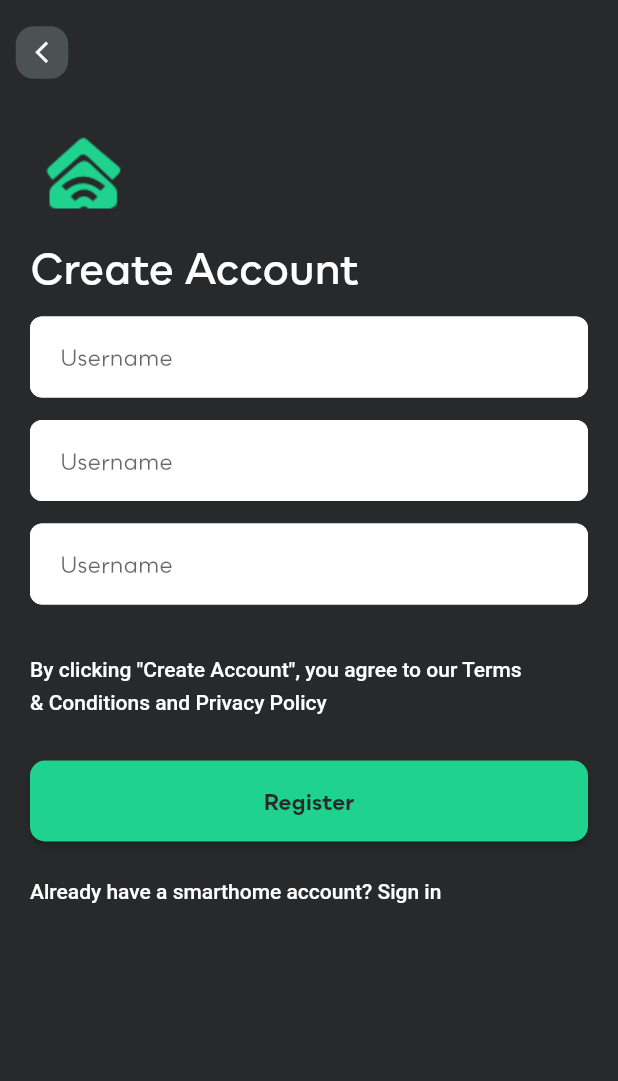
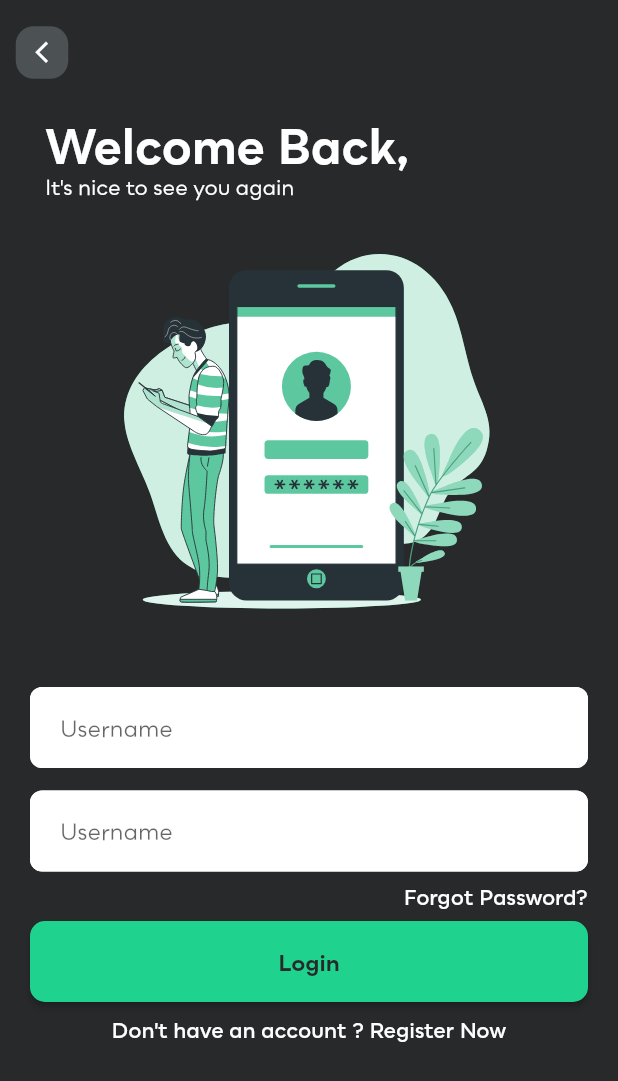
Before and after one commit to akram-mohammad/smart-home, a Flutter app: the screen it shows after launch, after a tap on "Login", on a phone screen of 412 x 824 dp. Shown: the top 1081 px of the screen. Run offline on Flutter 3.47's test engine with Material 2 defaults, Android fonts, the phone set to English and light mode, and no system bars; our stand-ins replace firebase_core, flutter_svg; accounts and stored records are empty; Roboto replaces fonts that are missing (Hind).

Commit message:
login page added

```diff
--- a/lib/main.dart
+++ b/lib/main.dart
@@ -36,7 +36,7 @@ class MyApp extends StatelessWidget {
           headline2: TextStyle(
               fontSize: 36.0, fontWeight: FontWeight.w700, color: Colors.white),
           headline3: TextStyle(
-              fontSize: 28.0, fontWeight: FontWeight.w600, color: Colors.white),
+              fontSize: 32.0, fontWeight: FontWeight.w700, color: Colors.white),
           headline4: TextStyle(
               fontSize: 72.0, fontWeight: FontWeight.w700, color: Colors.white),
           headline5: TextStyle(
--- a/lib/ui/screens/authentication/sign_in.dart
+++ b/lib/ui/screens/authentication/sign_in.dart
@@ -0,0 +1,85 @@
+import 'package:flutter/material.dart';
+import 'package:flutter_svg/flutter_svg.dart';
+import 'package:smart_home/ui/widgets/empty_appbar.dart';
+import 'package:smart_home/ui/widgets/regular_elevated_button.dart';
+import 'package:smart_home/ui/widgets/regular_text_field.dart';
+
+class LoginPage extends StatelessWidget {
+  const LoginPage({Key? key}) : super(key: key);
+
+  @override
+  Widget build(BuildContext context) {
+    Size mediaQuery = MediaQuery.of(context).size;
+    return Scaffold(
+      backgroundColor: Theme.of(context).primaryColor,
+      appBar: EmptyAppbar(),
+      body: Padding(
+        padding: const EdgeInsets.symmetric(horizontal: 20.0),
+        child: SingleChildScrollView(
+          child: Column(
+            crossAxisAlignment: CrossAxisAlignment.start,
+            children: [
+              Padding(
+                padding: const EdgeInsets.only(top: 8.0, left: 10.0),
+                child: Column(
+                  crossAxisAlignment: CrossAxisAlignment.start,
+                  children: [
+                    Text(
+                      'Welcome Back,',
+                      style: Theme.of(context).textTheme.headline3,
+                    ),
+                    Text(
+                      'It\'s nice to see you again',
+                      style: Theme.of(context).textTheme.headline6,
+                    ),
+                  ],
+                ),
+              ),
+              SizedBox(
+                height: 10.0,
+              ),
+              Center(
+                child: SvgPicture.asset(
+                  'assets/imgs/login2.svg',
+                  width: 300.0,
+                  height: 300.0,
+                ),
+              ),
+              SizedBox(
+                height: 15.0,
+              ),
+              RegularTextField(),
+              SizedBox(
+                height: 15.0,
+              ),
+              RegularTextField(),
+              Padding(
+                padding: const EdgeInsets.symmetric(vertical: 8.0),
+                child: SizedBox(
+                  width: mediaQuery.width,
+                  child: Text(
+                    'Forgot Password?',
+                    textAlign: TextAlign.end,
+                    style: TextStyle(
+                        fontWeight: FontWeight.w600, fontFamily: 'Bozon'),
+                  ),
+                ),
+              ),
+              RegularElevatedButton(title: 'Login'),
+              SizedBox(
+                height: 10.0,
+              ),
+              Center(
+                child: Text(
+                  'Don\'t have an account ? Register Now',
+                  style: TextStyle(
+                      fontWeight: FontWeight.w600, fontFamily: 'Bozon'),
+                ),
+              )
+            ],
+          ),
+        ),
+      ),
+    );
+  }
+}
--- a/lib/ui/screens/authentication/sign_up.dart
+++ b/lib/ui/screens/authentication/sign_up.dart
@@ -1,5 +1,6 @@
 // import 'package:cloud_firestore/cloud_firestore.dart';
 import 'package:flutter/material.dart';
+import 'package:smart_home/ui/widgets/empty_appbar.dart';
 import 'package:smart_home/ui/widgets/regular_elevated_button.dart';
 import 'package:smart_home/ui/widgets/regular_text_field.dart';
 
@@ -13,31 +14,7 @@ class SignUpPage extends StatelessWidget {
     // CollectionReference users = FirebaseFirestore.instance.collection('tests');
     return Scaffold(
       backgroundColor: Theme.of(context).primaryColor,
-      appBar: AppBar(
-        toolbarHeight: 70,
-        elevation: 0,
-        brightness: Brightness.dark, // status bar brightness
-        backgroundColor: Theme.of(context).primaryColor,
-        leading: Stack(
-          children: [
-            Center(
-              child: Container(
-                height: 35,
-                width: 35,
-                decoration: BoxDecoration(
-                  color: Color(0xFF4C5154),
-                  borderRadius: BorderRadius.circular(12.0),
-                ),
-                child: Center(
-                    child: Icon(
-                  Icons.arrow_back_ios_outlined,
-                  size: 17,
-                )),
-              ),
-            )
-          ],
-        ),
-      ),
+      appBar: EmptyAppbar(),
       body: Padding(
         padding: const EdgeInsets.symmetric(horizontal: 20.0),
         child: Form(
@@ -70,11 +47,9 @@ class SignUpPage extends StatelessWidget {
                     style: Theme.of(context).textTheme.bodyText1,
                   ),
                 ),
-                SizedBox(
-                    width: MediaQuery.of(context).size.width,
-                    child: RegularElevatedButton(
-                      title: 'Register',
-                    )),
+                RegularElevatedButton(
+                  title: 'Register',
+                ),
                 SizedBox(
                   height: 20.0,
                 ),
--- a/lib/ui/screens/authentication/start.dart
+++ b/lib/ui/screens/authentication/start.dart
@@ -1,5 +1,7 @@
 import 'package:flutter/material.dart';
 import 'package:flutter_svg/flutter_svg.dart';
+import 'package:smart_home/ui/screens/authentication/sign_in.dart';
+import 'package:smart_home/ui/screens/authentication/sign_up.dart';
 import 'package:smart_home/ui/widgets/regular_elevated_button.dart';
 
 class StartPage extends StatelessWidget {
@@ -41,21 +43,17 @@ class StartPage extends StatelessWidget {
               SizedBox(
                 height: mediaQuery.height * 0.1,
               ),
-              SizedBox(
-                width: mediaQuery.width,
-                child: RegularElevatedButton(
-                  title: 'Login',
-                  inverted: false,
-                ),
+              RegularElevatedButton(
+                title: 'Login',
+                inverted: false,
+                page: LoginPage(),
               ),
               SizedBox(
                 height: 15.0,
               ),
-              SizedBox(
-                width: mediaQuery.width,
-                child: RegularElevatedButton(
-                  title: 'Register',
-                ),
+              RegularElevatedButton(
+                title: 'Register',
+                page: SignUpPage(),
               ),
             ],
           ),
--- /dev/null
+++ b/lib/ui/widgets/empty_appbar.dart
@@ -0,0 +1,42 @@
+import 'package:flutter/material.dart';
+
+class EmptyAppbar extends StatelessWidget implements PreferredSizeWidget {
+  const EmptyAppbar({Key? key}) : super(key: key);
+  @override
+  Size get preferredSize => const Size.fromHeight(70);
+
+  @override
+  Widget build(BuildContext context) {
+    return AppBar(
+      toolbarHeight: 70,
+      elevation: 0,
+      brightness: Brightness.dark, // status bar brightness
+      backgroundColor: Theme.of(context).primaryColor,
+      leading: Stack(
+        children: [
+          Center(
+            child: Container(
+              height: 35,
+              width: 35,
+              decoration: BoxDecoration(
+                color: Color(0xFF4C5154),
+                borderRadius: BorderRadius.circular(12.0),
+              ),
+              child: Center(
+                child: GestureDetector(
+                  onTap: () {
+                    Navigator.of(context).pop();
+                  },
+                  child: Icon(
+                    Icons.arrow_back_ios_outlined,
+                    size: 17,
+                  ),
+                ),
+              ),
+            ),
+          )
+        ],
+      ),
+    );
+  }
+}
--- a/lib/ui/widgets/regular_elevated_button.dart
+++ b/lib/ui/widgets/regular_elevated_button.dart
@@ -1,14 +1,18 @@
 import 'package:flutter/material.dart';
-import 'package:smart_home/ui/screens/authentication/sign_up.dart';
 
 class RegularElevatedButton extends StatelessWidget {
   final String title;
   final bool inverted;
-  RegularElevatedButton({required this.title, this.inverted = true});
+  final page;
+  RegularElevatedButton({required this.title, this.inverted = true, this.page});
 
   @override
   Widget build(BuildContext context) {
-    return ElevatedButton(
+    Size mediaQuery = MediaQuery.of(context).size;
+
+    return SizedBox(
+      width: mediaQuery.width,
+      child: ElevatedButton(
         style: ElevatedButton.styleFrom(
           primary: inverted ? Theme.of(context).accentColor : Colors.white,
           padding: const EdgeInsets.symmetric(vertical: 18.0),
@@ -17,15 +21,17 @@ class RegularElevatedButton extends StatelessWidget {
           ),
         ),
         onPressed: () {
-        Navigator.push(context, MaterialPageRoute(builder: (ctx) => SignUpPage()));
+          Navigator.push(
+              context, MaterialPageRoute(builder: (ctx) => this.page));
         },
         child: Text(
-        this.title,
+          title,
           style: TextStyle(
               fontWeight: FontWeight.bold,
               fontSize: 15.0,
               color: Theme.of(context).primaryColor),
         ),
+      ),
     );
   }
 }
```
Also changed, not shown: assets/imgs/login.svg (added), assets/imgs/login1.svg (added), assets/imgs/login2.svg (added). Lines whose indentation alone changed are shown as unchanged.
